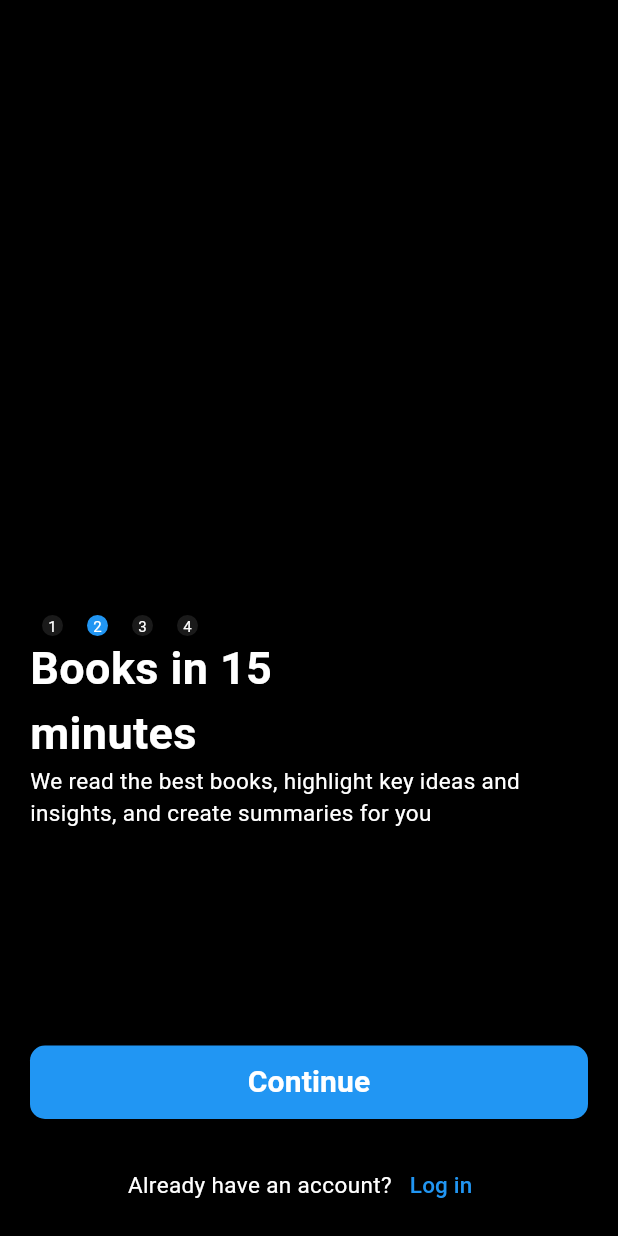
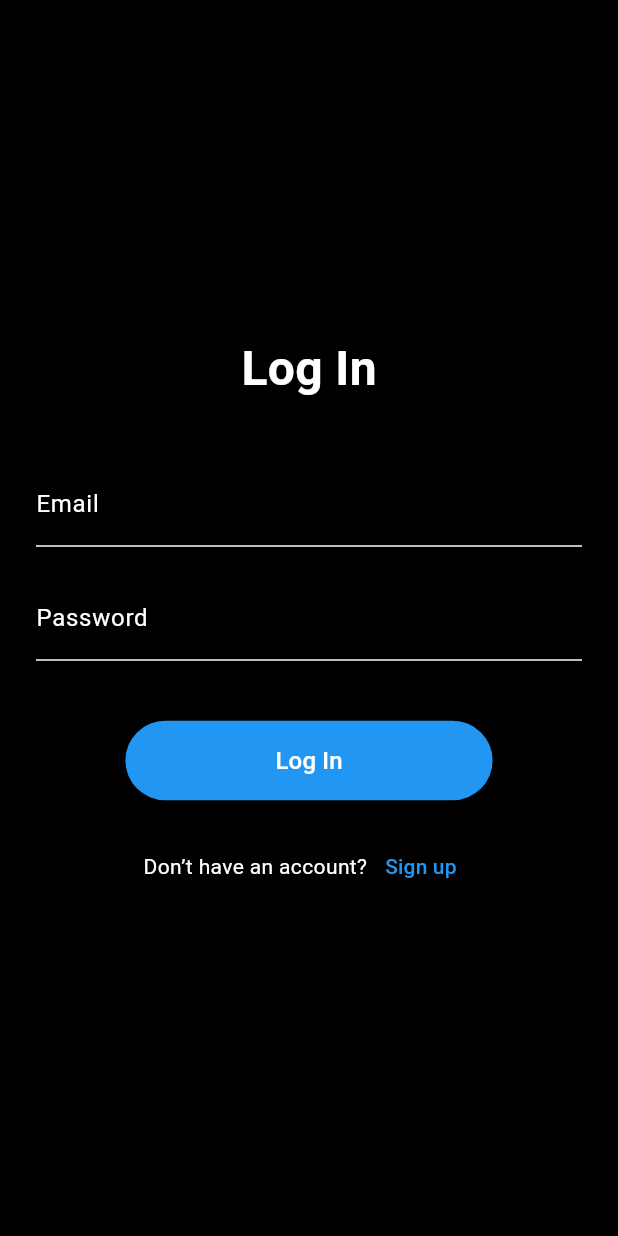
Before and after one commit to k-vanshhh/headway_clone, a Flutter app: the screen it shows after launch, after a tap on "Continue", after a tap on "Log in", on a phone screen of 412 x 824 dp. Run offline on Flutter 3.47's test engine with Material 3 defaults, Android fonts, the phone set to English and light mode, and no system bars; our stand-ins replace flutter_spinkit; Roboto replaces fonts that are missing (Poppins).

Commit message:
Added Signup, Login , Welcome page ;
still no connection to

```diff
--- a/lib/main.dart
+++ b/lib/main.dart
@@ -1,6 +1,7 @@
+// File: lib/main.dart
 import 'package:flutter/material.dart';
 import 'package:headway/constants/theme_colors.dart';
-import 'package:headway/screens/home_page.dart';
+import 'package:headway/screens/splash_screen.dart';
 
 void main() {
   runApp(const MainApp());
@@ -13,140 +14,11 @@ class MainApp extends StatelessWidget {
   Widget build(BuildContext context) {
     return MaterialApp(
       debugShowCheckedModeBanner: false,
-      home: WelcomeScreen(
-        pageNumber: 0,
+      theme: ThemeData(
+        scaffoldBackgroundColor: kBackgroundColor,
+        fontFamily: 'Poppins',
       ),
+      home: const SplashScreen(),
     );
   }
 }
-
-final List<String> bigText = [
-  '#1 most \ndownloaded book \nsummary app',
-  'Books in 15 \nminutes',
-  'Read and listen \nanywhere',
-  'Maintain a \nlearning habit'
-];
-final List<String> paraText = [
-  'Achieve your goals by listening and reading the world\'s best ideas',
-  'We read the best books, highlight key ideas and insights, and create summaries for you',
-  'Download content to read, listen, or do both at the same time offline',
-  'Set your most ambitious goals and grow by day'
-];
-
-class WelcomeScreen extends StatefulWidget {
-  WelcomeScreen({super.key, required this.pageNumber});
-  int pageNumber;
-
-  @override
-  State<WelcomeScreen> createState() => _WelcomeScreenState();
-}
-
-class _WelcomeScreenState extends State<WelcomeScreen> {
-  @override
-  Widget build(BuildContext context) {
-    return Scaffold(
-      backgroundColor: kBackgroundColor,
-      body: Padding(
-        padding: const EdgeInsets.symmetric(vertical: 10.0, horizontal: 20.0),
-        child: Column(
-          mainAxisAlignment: MainAxisAlignment.start,
-          crossAxisAlignment: CrossAxisAlignment.start,
-          children: [
-            const SizedBox(
-              height: 400,
-              width: 400,
-            ),
-            Row(
-              children: [
-                for (int i = 0; i <= 3; i++)
-                  Padding(
-                    padding: const EdgeInsets.symmetric(horizontal: 5.0),
-                    child: Container(
-                        width: 20.0,
-                        decoration: BoxDecoration(
-                          shape: BoxShape.circle,
-                          color: widget.pageNumber == i
-                              ? kPrimaryColor
-                              : kInactiveDotColor,
-                        ),
-                        child: Center(
-                          child: Text(
-                            "${i + 1}",
-                            style: const TextStyle(
-                                fontSize: 10.0, color: kWhiteColor),
-                          ),
-                        )),
-                  ),
-              ],
-            ),
-            Text(bigText[widget.pageNumber],
-                key: ValueKey<String>(bigText[widget.pageNumber]),
-                style: const TextStyle(
-                    fontSize: 30.0,
-                    color: kWhiteColor,
-                    fontWeight: FontWeight.bold)),
-            Text(paraText[widget.pageNumber],
-                key: ValueKey<String>(paraText[widget.pageNumber]),
-                style: const TextStyle(
-                  fontSize: 15.0,
-                  color: kWhiteColor,
-                )),
-            const Spacer(),
-            Column(
-              children: [
-                Padding(
-                  padding: const EdgeInsets.symmetric(vertical: 20.0),
-                  child: ElevatedButton(
-                      style: ButtonStyle(
-                          backgroundColor:
-                              const WidgetStatePropertyAll(kPrimaryColor),
-                          shape: WidgetStatePropertyAll(RoundedRectangleBorder(
-                              borderRadius: BorderRadius.circular(10.0)))),
-                      onPressed: () {
-                        setState(() {
-                          if (widget.pageNumber == 3) {
-                            Navigator.of(context).pushReplacement(
-                              MaterialPageRoute(
-                                  builder: (context) => const HomeScreen()),
-                            );
-                          }
-                          widget.pageNumber = (widget.pageNumber + 1);
-                        });
-                      },
-                      child: Padding(
-                        padding: const EdgeInsets.all(10.0),
-                        child: Center(
-                            child: Text('Continue',
-                                style: TextStyle(
-                                    fontSize: 20.0,
-                                    color: kWhiteColor,
-                                    fontWeight: FontWeight.bold))),
-                      )),
-                ),
-                Row(
-                  mainAxisSize: MainAxisSize.max,
-                  mainAxisAlignment: MainAxisAlignment.center,
-                  children: [
-                    Text('Already have an account?',
-                        style: TextStyle(
-                          fontSize: 15.0,
-                          color: kWhiteColor,
-                        )),
-                    TextButton(
-                      onPressed: () {},
-                      child: const Text('Log in',
-                          style: TextStyle(
-                            fontSize: 15.0,
-                            color: kPrimaryColor,
-                          )),
-                    )
-                  ],
-                )
-              ],
-            )
-          ],
-        ),
-      ),
-    );
-  }
-}
--- /dev/null
+++ b/lib/screens/login_screen.dart
@@ -0,0 +1,90 @@
+// File: lib/screens/login_screen.dart
+import 'package:flutter/material.dart';
+import 'package:headway/constants/theme_colors.dart';
+import 'signup_screen.dart';
+
+class LoginScreen extends StatelessWidget {
+  const LoginScreen({super.key});
+
+  @override
+  Widget build(BuildContext context) {
+    return Scaffold(
+      backgroundColor: kBackgroundColor,
+      body: Padding(
+        padding: const EdgeInsets.all(24.0),
+        child: Column(
+          mainAxisAlignment: MainAxisAlignment.center,
+          children: [
+            const Text(
+              'Log In',
+              style: TextStyle(
+                fontSize: 32,
+                color: kWhiteColor,
+                fontWeight: FontWeight.bold,
+              ),
+            ),
+            const SizedBox(height: 40),
+            const TextField(
+              style: TextStyle(color: kWhiteColor),
+              decoration: InputDecoration(
+                labelText: 'Email',
+                labelStyle: TextStyle(color: kWhiteColor),
+                enabledBorder: UnderlineInputBorder(
+                  borderSide: BorderSide(color: kWhiteColor),
+                ),
+                focusedBorder: UnderlineInputBorder(
+                  borderSide: BorderSide(color: kPrimaryColor),
+                ),
+              ),
+            ),
+            const SizedBox(height: 20),
+            const TextField(
+              obscureText: true,
+              style: TextStyle(color: kWhiteColor),
+              decoration: InputDecoration(
+                labelText: 'Password',
+                labelStyle: TextStyle(color: kWhiteColor),
+                enabledBorder: UnderlineInputBorder(
+                  borderSide: BorderSide(color: kWhiteColor),
+                ),
+                focusedBorder: UnderlineInputBorder(
+                  borderSide: BorderSide(color: kPrimaryColor),
+                ),
+              ),
+            ),
+            const SizedBox(height: 40),
+            ElevatedButton(
+              onPressed: () {
+                // TODO: Handle login
+              },
+              style: ElevatedButton.styleFrom(
+                backgroundColor: kPrimaryColor,
+                padding: const EdgeInsets.symmetric(horizontal: 100, vertical: 15),
+              ),
+              child: const Text(
+                'Log In',
+                style: TextStyle(color: kWhiteColor, fontSize: 16),
+              ),
+            ),
+            const SizedBox(height: 20),
+            Row(
+              mainAxisAlignment: MainAxisAlignment.center,
+              children: [
+                const Text('Don’t have an account?',
+                    style: TextStyle(color: kWhiteColor)),
+                TextButton(
+                  onPressed: () {
+                    Navigator.push(context,
+                        MaterialPageRoute(builder: (_) => const SignupScreen()));
+                  },
+                  child: const Text('Sign up',
+                      style: TextStyle(color: kPrimaryColor)),
+                )
+              ],
+            )
+          ],
+        ),
+      ),
+    );
+  }
+}
--- /dev/null
+++ b/lib/screens/splash_screen.dart
@@ -0,0 +1,68 @@
+// File: lib/screens/splash_screen.dart
+import 'package:flutter/material.dart';
+import 'package:flutter_spinkit/flutter_spinkit.dart';
+import 'package:headway/constants/theme_colors.dart';
+import 'package:headway/screens/welcome_screen.dart';
+
+class SplashScreen extends StatefulWidget {
+  const SplashScreen({super.key});
+
+  @override
+  State<SplashScreen> createState() => _SplashScreenState();
+}
+
+class _SplashScreenState extends State<SplashScreen> {
+  @override
+  void initState() {
+    super.initState();
+    Future.delayed(const Duration(seconds: 3), () {
+      Navigator.pushReplacement(
+        context,
+        MaterialPageRoute(builder: (_) => WelcomeScreen(pageNumber: 0)),
+      );
+    });
+  }
+
+  @override
+  Widget build(BuildContext context) {
+    return Scaffold(
+      backgroundColor: kBackgroundColor,
+      body: Center(
+        child: Padding(
+          padding: const EdgeInsets.symmetric(horizontal: 32.0),
+          child: Column(
+            mainAxisAlignment: MainAxisAlignment.center,
+            children: const [
+              Icon(Icons.menu_book_rounded, size: 80, color: kPrimaryColor),
+              SizedBox(height: 20),
+              Text(
+                'Headway',
+                style: TextStyle(
+                  fontSize: 32,
+                  fontWeight: FontWeight.bold,
+                  color: kWhiteColor,
+                  fontFamily: 'Poppins',
+                ),
+              ),
+              SizedBox(height: 10),
+              Text(
+                'Summaries that move you forward',
+                textAlign: TextAlign.center,
+                style: TextStyle(
+                  fontSize: 16,
+                  color: kWhiteColor,
+                  fontFamily: 'Poppins',
+                ),
+              ),
+              SizedBox(height: 40),
+              SpinKitFadingCube(
+                color: kPrimaryColor,
+                size: 50.0,
+              ),
+            ],
+          ),
+        ),
+      ),
+    );
+  }
+}
--- /dev/null
+++ b/lib/screens/welcome_screen.dart
@@ -0,0 +1,152 @@
+import 'package:flutter/material.dart';
+import 'package:headway/constants/theme_colors.dart';
+import 'package:headway/screens/home_page.dart';
+import 'package:headway/screens/login_screen.dart';
+
+final List<String> bigText = [
+  '#1 most \ndownloaded book \nsummary app',
+  'Books in 15 \nminutes',
+  'Read and listen \nanywhere',
+  'Maintain a \nlearning habit'
+];
+
+final List<String> paraText = [
+  'Achieve your goals by listening and reading the world\'s best ideas',
+  'We read the best books, highlight key ideas and insights, and create summaries for you',
+  'Download content to read, listen, or do both at the same time offline',
+  'Set your most ambitious goals and grow by day'
+];
+
+class WelcomeScreen extends StatefulWidget {
+  WelcomeScreen({super.key, required this.pageNumber});
+  int pageNumber;
+
+  @override
+  State<WelcomeScreen> createState() => _WelcomeScreenState();
+}
+
+class _WelcomeScreenState extends State<WelcomeScreen> {
+  @override
+  Widget build(BuildContext context) {
+    return Scaffold(
+      backgroundColor: kBackgroundColor,
+      body: Padding(
+        padding: const EdgeInsets.symmetric(vertical: 10.0, horizontal: 20.0),
+        child: Column(
+          crossAxisAlignment: CrossAxisAlignment.start,
+          children: [
+            const SizedBox(height: 400, width: double.infinity),
+            Row(
+              children: List.generate(4, (i) {
+                return Padding(
+                  padding: const EdgeInsets.symmetric(horizontal: 5.0),
+                  child: Container(
+                    width: 20.0,
+                    decoration: BoxDecoration(
+                      shape: BoxShape.circle,
+                      color: widget.pageNumber == i
+                          ? kPrimaryColor
+                          : kInactiveDotColor,
+                    ),
+                    child: Center(
+                      child: Text(
+                        "${i + 1}",
+                        style: const TextStyle(
+                          fontSize: 10.0,
+                          color: kWhiteColor,
+                        ),
+                      ),
+                    ),
+                  ),
+                );
+              }),
+            ),
+            const SizedBox(height: 20),
+            Text(
+              bigText[widget.pageNumber],
+              key: ValueKey<String>(bigText[widget.pageNumber]),
+              style: const TextStyle(
+                fontSize: 30.0,
+                color: kWhiteColor,
+                fontWeight: FontWeight.bold,
+              ),
+            ),
+            const SizedBox(height: 10),
+            Text(
+              paraText[widget.pageNumber],
+              key: ValueKey<String>(paraText[widget.pageNumber]),
+              style: const TextStyle(
+                fontSize: 15.0,
+                color: kWhiteColor,
+              ),
+            ),
+            const Spacer(),
+            Padding(
+              padding: const EdgeInsets.symmetric(vertical: 20.0),
+              child: ElevatedButton(
+                style: ElevatedButton.styleFrom(
+                  backgroundColor: kPrimaryColor,
+                  shape: RoundedRectangleBorder(
+                    borderRadius: BorderRadius.circular(10.0),
+                  ),
+                  padding: const EdgeInsets.all(12.0),
+                ),
+                onPressed: () {
+                  setState(() {
+                    if (widget.pageNumber == 3) {
+                      Navigator.of(context).pushReplacement(
+                        MaterialPageRoute(
+                          builder: (context) => const HomeScreen(),
+                        ),
+                      );
+                    } else {
+                      widget.pageNumber++;
+                    }
+                  });
+                },
+                child: const Center(
+                  child: Text(
+                    'Continue',
+                    style: TextStyle(
+                      fontSize: 20.0,
+                      color: kWhiteColor,
+                      fontWeight: FontWeight.bold,
+                    ),
+                  ),
+                ),
+              ),
+            ),
+            Row(
+              mainAxisAlignment: MainAxisAlignment.center,
+              children: [
+                const Text(
+                  'Already have an account?',
+                  style: TextStyle(
+                    fontSize: 15.0,
+                    color: kWhiteColor,
+                  ),
+                ),
+                TextButton(
+                  onPressed: () {
+                    Navigator.push(
+                      context,
+                      MaterialPageRoute(builder: (_) => const LoginScreen()),
+                    );
+                    // TODO: Navigate to login screen
+                  },
+                  child: const Text(
+                    'Log in',
+                    style: TextStyle(
+                      fontSize: 15.0,
+                      color: kPrimaryColor,
+                    ),
+                  ),
+                ),
+              ],
+            ),
+          ],
+        ),
+      ),
+    );
+  }
+}
--- a/pubspec.yaml
+++ b/pubspec.yaml
@@ -14,6 +14,8 @@ dev_dependencies:
   flutter_test:
     sdk: flutter
   flutter_lints: ^3.0.0
+  flutter_spinkit: ^5.2.1
+
 
 flutter:
   uses-material-design: true
```
Also changed, not shown: lib/screens/signup_screen.dart (added, +104 -0 lines), pubspec.lock, 1 other file.
